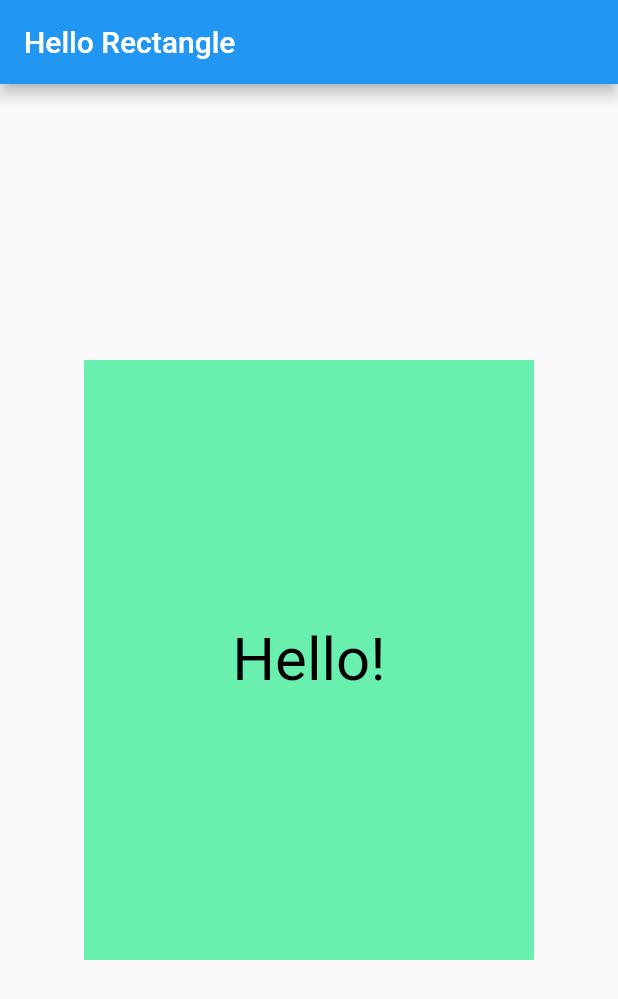
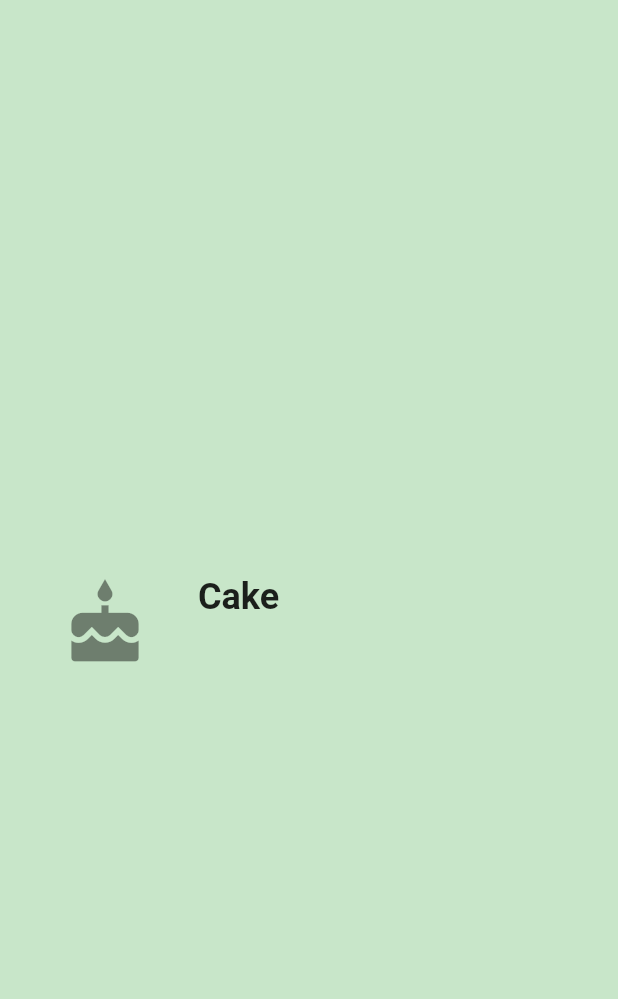
Before and after one commit to girijaarani9/udacity_projects, a Flutter app: the screen it shows after launch, on a phone screen of 412 x 824 dp. Shown: the top 999 px of the screen. Run offline on Flutter 3.47's test engine with Material 2 defaults, Android fonts, the phone set to English and light mode, and no system bars.

Commit message:
Cake Custom Widget Completed

```diff
--- /dev/null
+++ b/lib/category.dart
@@ -0,0 +1,49 @@
+import 'package:flutter/material.dart';
+
+const _categoryName = 'Cake';
+const _categoryIcon = Icons.cake;
+
+/// A custom [Category] widget.
+///
+/// The widget is composed on an [Icon] and [Text]. Tapping on the widget shows
+/// a colored [InkWell] animation.
+class Category extends StatelessWidget {
+  /// Creates a [Category].
+  ///
+  /// A [Category] saves the name of the Category (e.g. 'Length'), its color for
+  /// the UI, and the icon that represents it (e.g. a ruler).
+  // TODO: You'll need the name, color, and iconLocation from main.dart
+  const Category({Key? key}) : super(key: key);
+
+  /// Builds a custom widget that shows [Category] information.
+  ///
+  /// This information includes the icon, name, and color for the [Category].
+  @override
+  // This `context` parameter describes the location of this widget in the
+  // widget tree. It can be used for obtaining Theme data from the nearest
+  // Theme ancestor in the tree. Below, we obtain the display1 text theme.
+  // See https://api.flutter.dev/flutter/material/Theme-class.html
+  Widget build(BuildContext context) {
+    // TODO: Build the custom widget here, referring to the Specs.
+    return InkWell(
+      onTap: () {
+        print("I was tapped");
+      },
+      splashColor: Colors.green,
+      borderRadius: BorderRadius.circular(50),
+      child: ListTile(
+        leading: Padding(
+          padding: const EdgeInsets.all(16.0),
+          child: Icon(
+            _categoryIcon,
+            size: 60,
+          ),
+        ),
+        title: Text(
+          _categoryName,
+          style: TextStyle(fontSize: 24, fontWeight: FontWeight.bold),
+        ),
+      ),
+    );
+  }
+}
--- a/lib/main.dart
+++ b/lib/main.dart
@@ -1,29 +1,37 @@
 import 'package:flutter/material.dart';
 
+import 'category.dart';
+
+// You can use a relative import, i.e. `import 'category.dart';` or
+// a package import, as shown below.
+// More details at http://dart-lang.github.io/linter/lints/avoid_relative_lib_imports.html
+
+// TODO: Pass this information into your custom [Category] widget
+const _categoryName = 'Cake';
+const _categoryIcon = Icons.cake;
+const _categoryColor = Colors.green;
+
+/// The function that is called when main.dart is run.
 void main() {
-  runApp(MaterialApp(
-    home: MyRectangle(),
-  ));
+  runApp(const UnitConverterApp());
 }
 
-class MyRectangle extends StatelessWidget {
-  const MyRectangle({Key? key}) : super(key: key);
+/// This widget is the root of our application.
+/// Currently, we just show one widget in our app.
+class UnitConverterApp extends StatelessWidget {
+  const UnitConverterApp({Key? key}) : super(key: key);
 
   @override
   Widget build(BuildContext context) {
-    return Scaffold(
-      appBar: AppBar(title: Text("Hello Rectangle")),
-      body: Center(
-        child: Container(
-          color: Colors.greenAccent,
-          width: 300,
-          height: 400,
-          child: Center(
-            child: Text(
-              "Hello!",
-              style: TextStyle(color: Colors.black, fontSize: 40),
-            ),
-          ),
+    return MaterialApp(
+      debugShowCheckedModeBanner: false,
+      title: 'Unit Converter',
+      home: Scaffold(
+        backgroundColor: Colors.green[100],
+        body: Center(
+          // TODO: Determine what properties you'll need to pass into the widget
+          child: Container(
+              padding: EdgeInsets.all(8), height: 100, child: Category()),
         ),
       ),
     );
```
